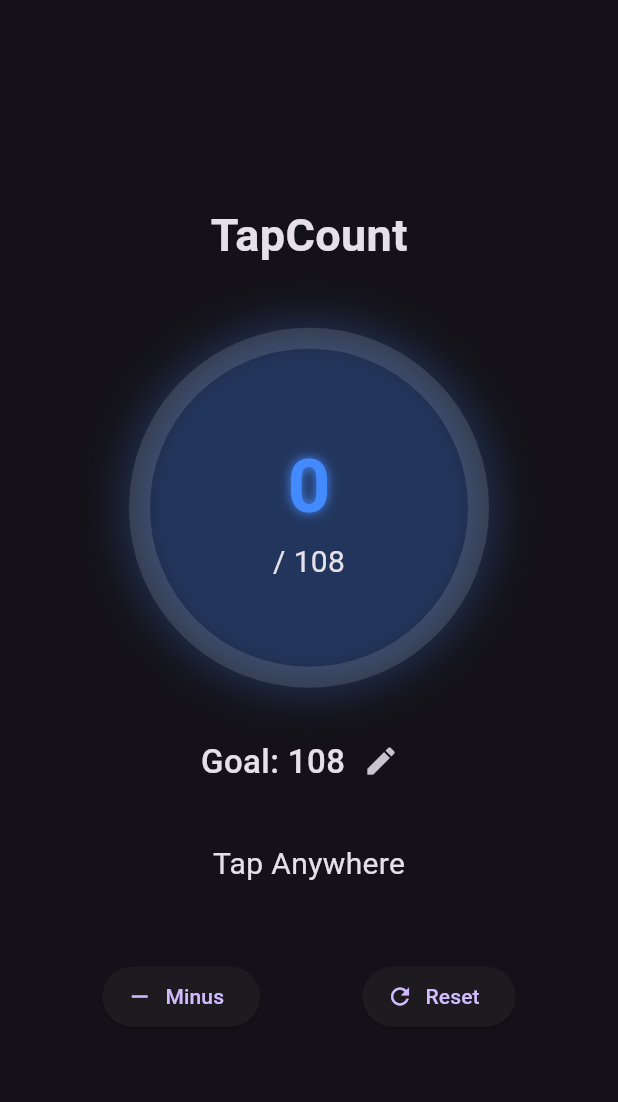
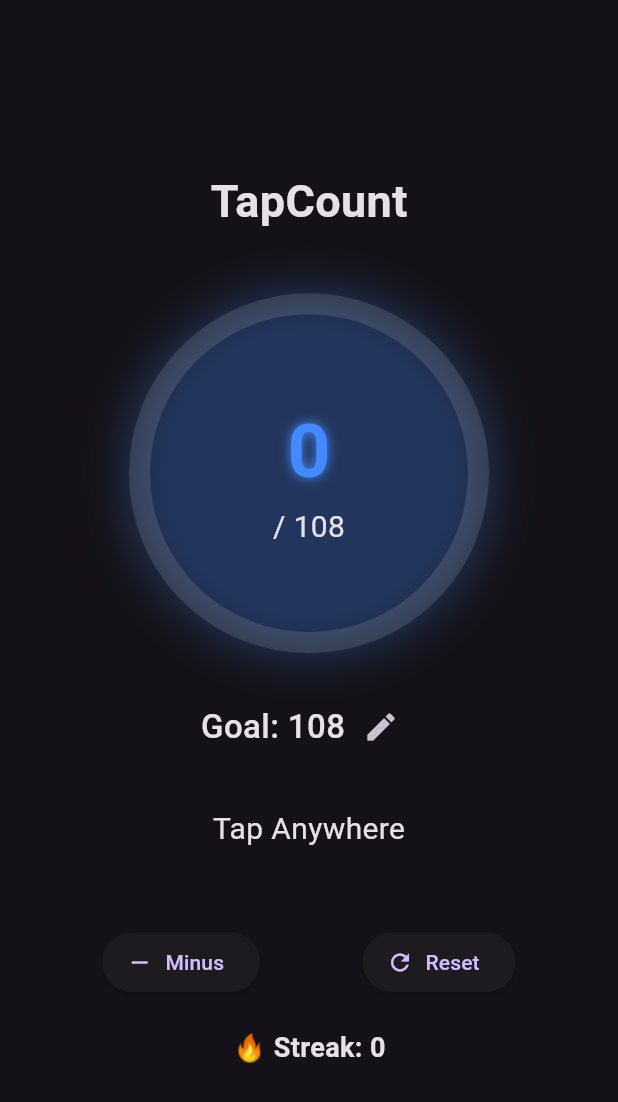
Before and after one commit to ishithasolanki162-bit/tapcount, a Flutter app: the screen it shows after launch, on a phone screen of 412 x 824 dp. Shown: the top 1102 px of the screen. Run offline on Flutter 3.47's test engine with Material 3 defaults, Android fonts, the phone set to English and light mode, and no system bars; drawn by our look-alikes of percent_indicator; our stand-ins replace shared_preferences, vibration.

Commit message:
complete streak feature

```diff
--- a/lib/screens/home_screen.dart
+++ b/lib/screens/home_screen.dart
@@ -14,6 +14,8 @@ class HomeScreen extends StatefulWidget {
 class _HomeScreenState extends State<HomeScreen> {
   int count = 0;
   int goal = 108;
+  int streak = 0;
+  bool goalReachedToday = false;
 
   @override
   void initState() {
@@ -24,12 +26,26 @@ class _HomeScreenState extends State<HomeScreen> {
   Future<void> loadData() async {
     count = await StorageService.loadCount();
     goal = await StorageService.loadGoal();
-
+    streak = await StorageService.loadStreak();
     setState(() {});
   }
 
   Future<void> increment() async {
     count++;
+    if (count == goal) {
+  final today = DateTime.now().toIso8601String().split('T')[0];
+
+  final lastDate =
+      await StorageService.loadLastCompletedDate();
+
+  if (lastDate == null || !lastDate.startsWith(today) ) {
+    streak++;
+
+    await StorageService.saveStreak(streak);
+    await StorageService.saveLastCompletedDate(DateTime.now(),
+    );
+  }
+}
 
     if (await Vibration.hasVibrator()) {
       if (count == goal) {
@@ -207,6 +223,7 @@ class _HomeScreenState extends State<HomeScreen> {
                 children: [
                   Text(
                     "Goal: $goal",
+
                     style:
                         const TextStyle(
                       fontSize: 22,
@@ -277,6 +294,14 @@ class _HomeScreenState extends State<HomeScreen> {
                   ),
                 ],
               ),
+              const SizedBox(height: 20),
+              Text(
+                "🔥 Streak: $streak",
+                style: const TextStyle(
+                  fontSize: 18,
+                  fontWeight: FontWeight.w600,
+                ),
+              )
             ],
           ),
         ),
--- a/lib/services/storage_service.dart
+++ b/lib/services/storage_service.dart
@@ -3,6 +3,8 @@ import 'package:shared_preferences/shared_preferences.dart';
 class StorageService {
   static const String countKey = "count";
   static const String goalKey = "goal";
+  static const String streakKey = "streak";
+  static const String lastCompletedDateKey = "lastCompletedDate";
 
   static Future<void> saveCount(int count) async {
     final prefs = await SharedPreferences.getInstance();
@@ -23,4 +25,24 @@ class StorageService {
     final prefs = await SharedPreferences.getInstance();
     return prefs.getInt(goalKey) ?? 108;
   }
+
+  static Future<void> saveStreak(int streak) async {
+    final prefs = await SharedPreferences.getInstance();
+    await prefs.setInt(streakKey, streak);
+  }
+
+  static Future<int> loadStreak() async {
+    final prefs = await SharedPreferences.getInstance();
+    return prefs.getInt(streakKey) ?? 0;
+  }
+
+  static Future<void> saveLastCompletedDate(DateTime date) async {
+    final prefs = await SharedPreferences.getInstance();
+    await prefs.setString(lastCompletedDateKey, date.toIso8601String());
+  }
+
+  static Future<String?> loadLastCompletedDate() async {
+    final prefs = await SharedPreferences.getInstance();
+    return prefs.getString(lastCompletedDateKey);
+  }
 }
```
